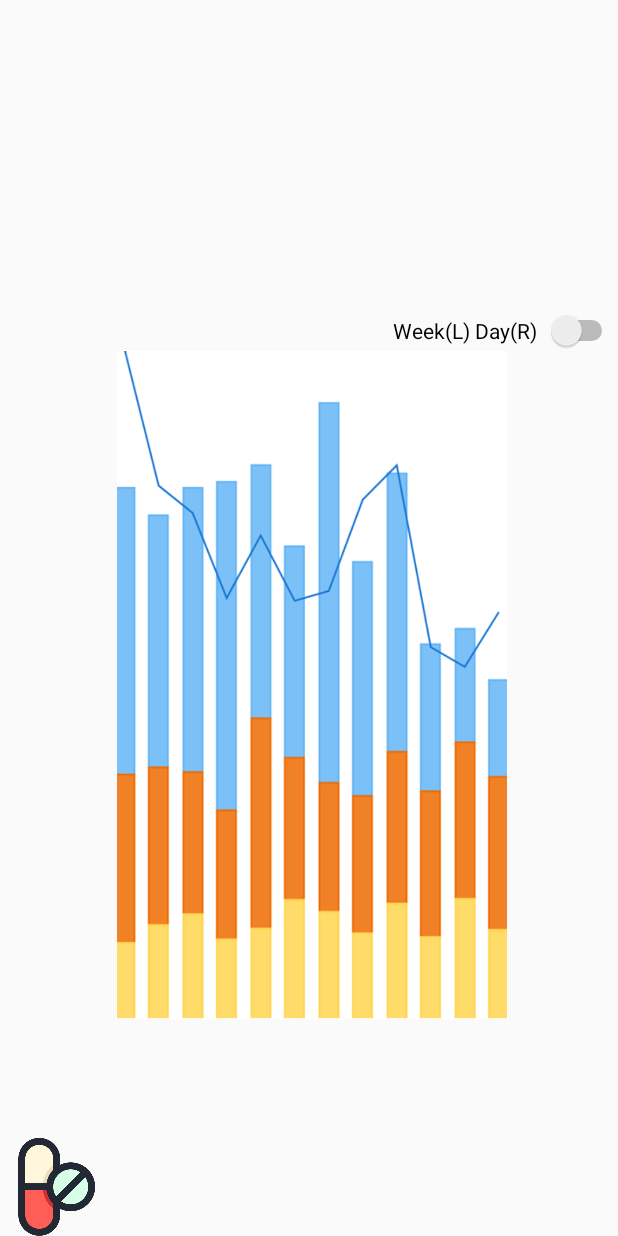
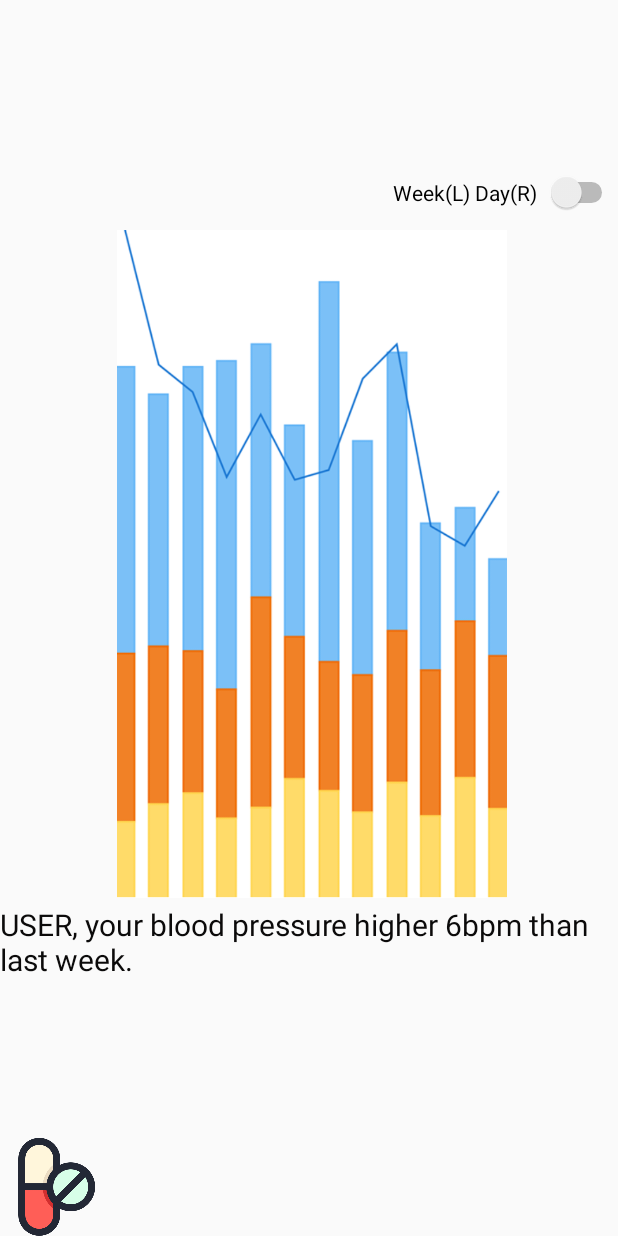
Before and after one commit to meeeeju/smart_mirrorr, an Android app: the DetailActivity screen opened directly, with no data from a screen before it, on a phone screen of 412 x 824 dp. Run offline under Robolectric (Android 15) with nearby library versions, the phone set to English and light mode, and no system bars.

Commit message:
detail better than~

```diff
--- a/app/src/main/res/layout/activity_details.xml
+++ b/app/src/main/res/layout/activity_details.xml
@@ -5,19 +5,6 @@
     android:layout_width="match_parent"
     android:layout_height="match_parent">
 
-
-    <Switch
-        android:id="@+id/swch_wd"
-        android:layout_width="150dp"
-        android:layout_height="25dp"
-        android:switchTextAppearance="@style/TextAppearance.AppCompat.Body1"
-        android:text="Week(L) Day(R)"
-        app:layout_constraintBottom_toTopOf="@+id/img_weekgraph"
-        app:layout_constraintEnd_toEndOf="parent"
-        app:layout_constraintHorizontal_bias="1.0"
-        app:layout_constraintStart_toStartOf="parent"
-        app:layout_constraintTop_toTopOf="parent"
-        app:layout_constraintVertical_bias="1.0" />
 
     <ImageView
         android:id="@+id/btn_drug"
@@ -40,8 +27,34 @@
         app:layout_constraintHorizontal_bias="1.0"
         app:layout_constraintStart_toStartOf="parent"
         app:layout_constraintTop_toTopOf="parent"
-        app:layout_constraintVertical_bias="0.618"
+        app:layout_constraintVertical_bias="0.405"
         app:srcCompat="@drawable/graph" />
+
+    <Switch
+        android:id="@+id/swch_wd"
+        android:layout_width="150dp"
+        android:layout_height="50dp"
+        android:switchTextAppearance="@style/TextAppearance.AppCompat.Body1"
+        android:text="Week(L) Day(R)"
+        app:layout_constraintBottom_toTopOf="@+id/img_weekgraph"
+        app:layout_constraintEnd_toEndOf="parent"
+        app:layout_constraintHorizontal_bias="1.0"
+        app:layout_constraintStart_toStartOf="parent"
+        app:layout_constraintTop_toTopOf="parent"
+        app:layout_constraintVertical_bias="1.0" />
+
+    <TextView
+        android:id="@+id/txt_better"
+        android:layout_width="414dp"
+        android:layout_height="57dp"
+        android:layout_marginTop="4dp"
+        android:text="USER, your blood pressure higher 6bpm than last week."
+        android:textColor="#0B0A0A"
+        android:textSize="20sp"
+        app:layout_constraintEnd_toEndOf="parent"
+        app:layout_constraintHorizontal_bias="0.0"
+        app:layout_constraintStart_toStartOf="parent"
+        app:layout_constraintTop_toBottomOf="@+id/img_weekgraph" />
 
 
 </androidx.constraintlayout.widget.ConstraintLayout>
```
